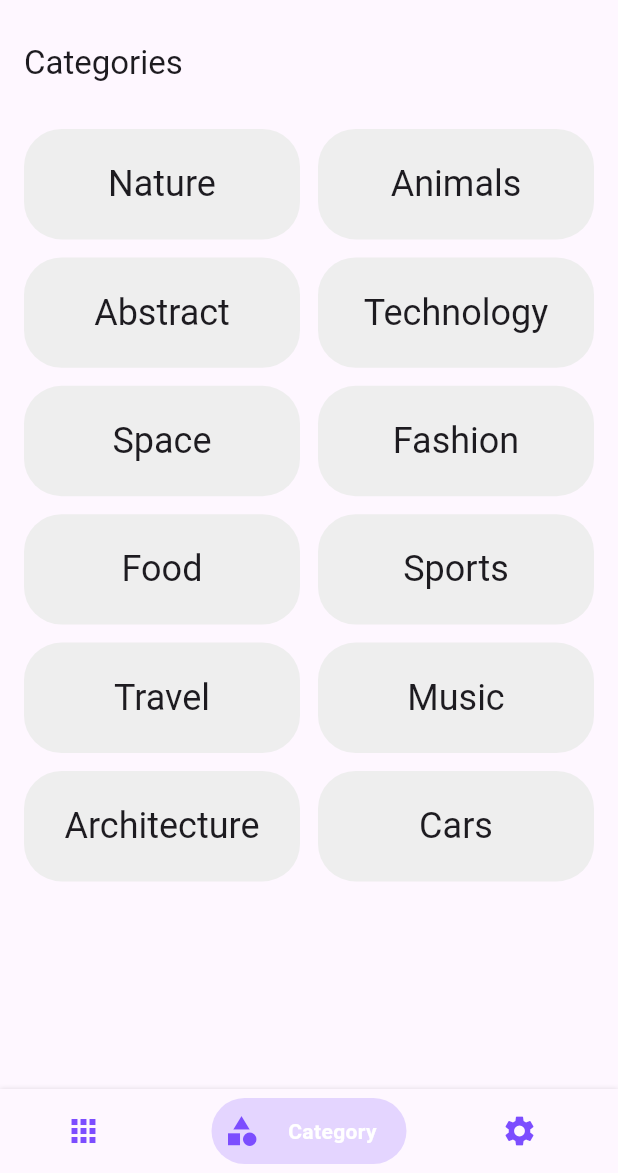
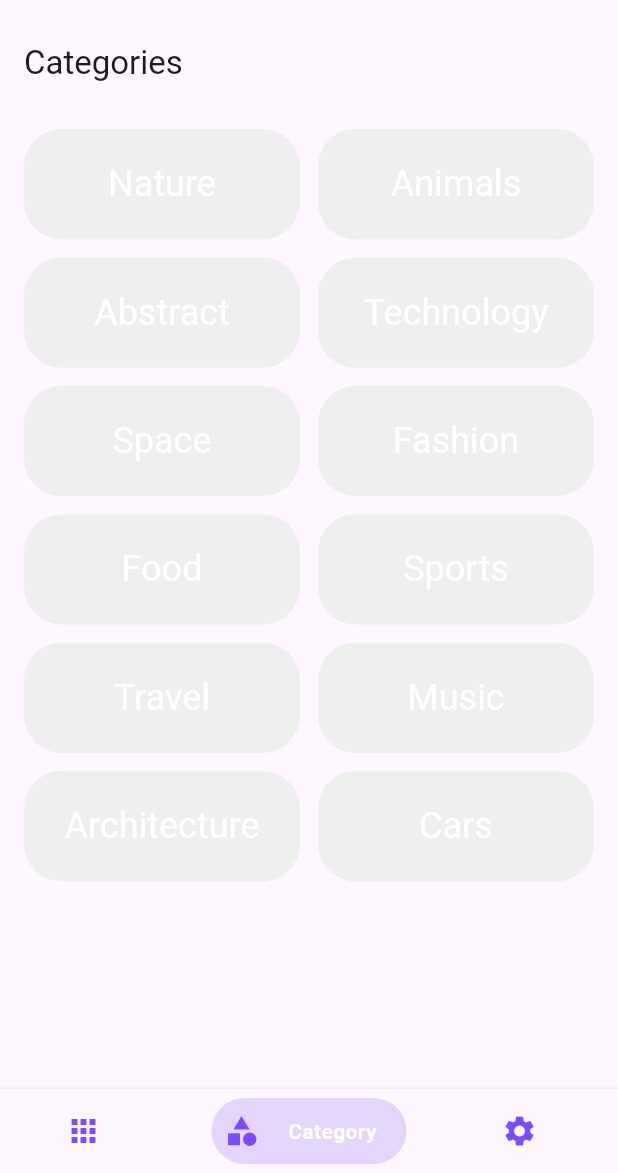
Before and after one commit to zohaibanwer984/wallpaper_flutter_app, a Flutter app: the screen it shows after launch, item 2 of the bottom bar chosen, on a phone screen of 412 x 824 dp, the part 63-1236 px from its top. Run offline on Flutter 3.47's test engine with Material 3 defaults, Android fonts, the phone set to English and light mode, and no system bars; drawn by our look-alikes of bottom_navy_bar; our stand-ins replace carousel_slider, shared_preferences; network calls fail.

Commit message:
fixed cateygory color

```diff
--- a/lib/pages/category_page.dart
+++ b/lib/pages/category_page.dart
@@ -104,7 +104,10 @@ class _CategoryPageState extends State<CategoryPage> {
                       child: Center(
                         child: Text(
                           categoryName,
-                          style: Theme.of(context).textTheme.headlineSmall,
+                          style: Theme.of(context)
+                              .textTheme
+                              .headlineSmall
+                              ?.copyWith(color: Colors.white),
                           textAlign: TextAlign.center,
                         ),
                       ),
```
